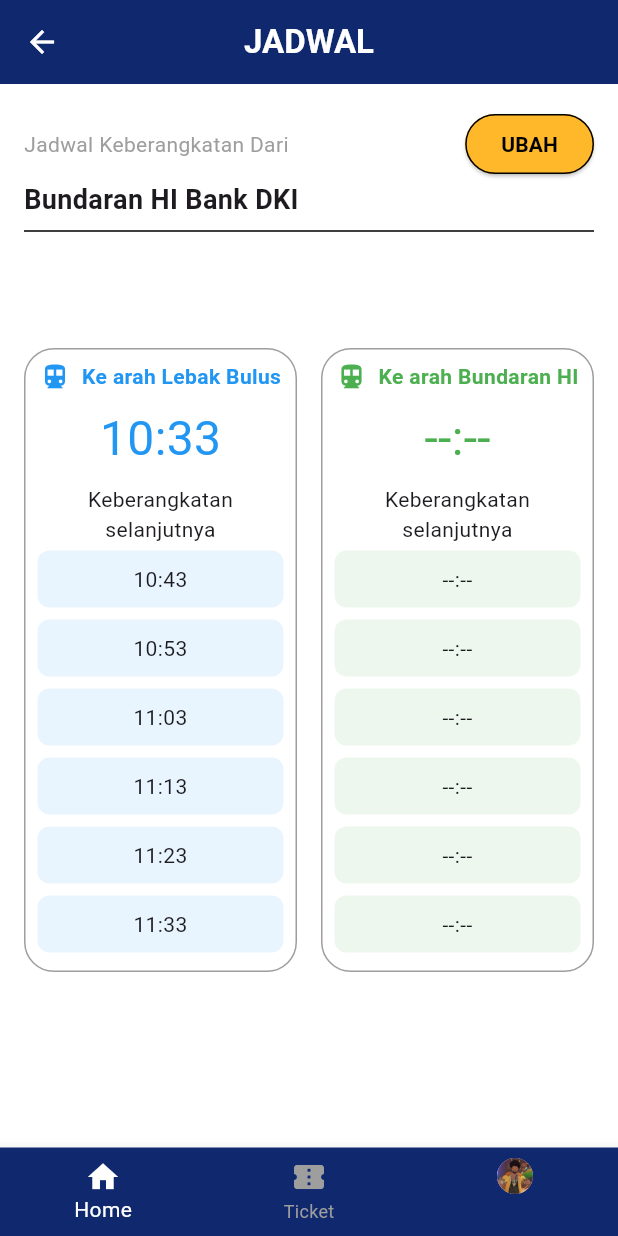
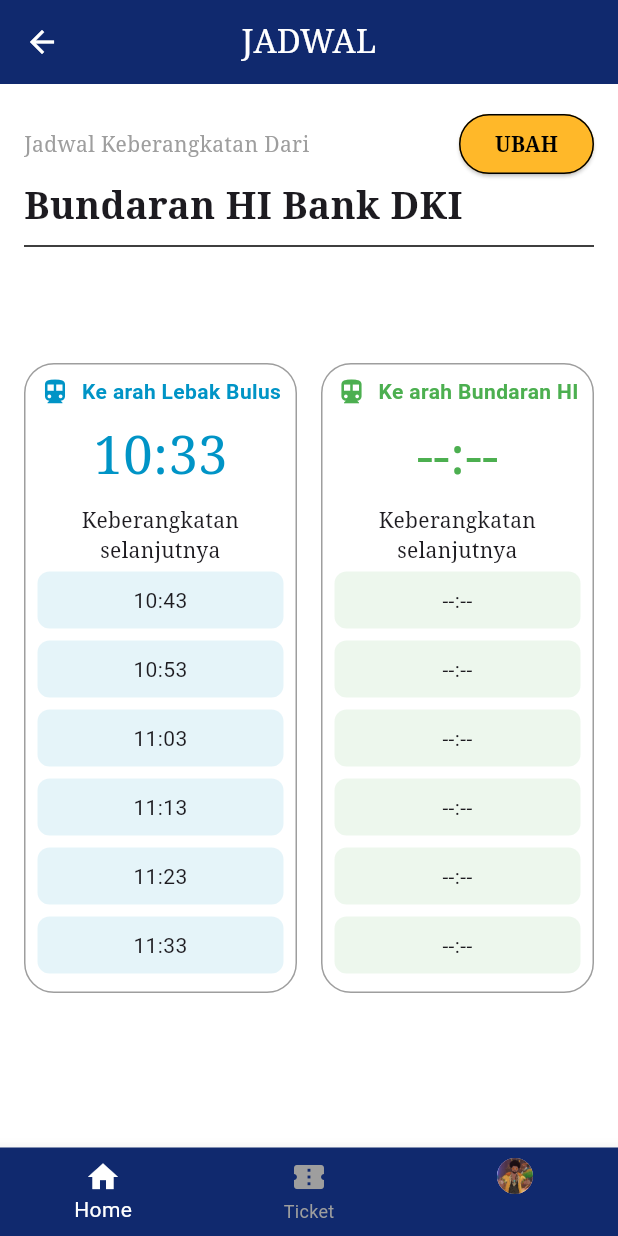
Before and after one commit to sproutnforest/MRT-COMPASS, a Flutter app: the HomePage screen opened by its route, after a tap on "Arah MRT", on a phone screen of 412 x 824 dp. Run offline on Flutter 3.47's test engine with Material 3 defaults, Android fonts, the phone set to English and light mode, and no system bars; our stand-ins replace cloud_firestore, firebase_auth, firebase_core, timeline_tile; accounts and stored records are empty.

Commit message:
update font

```diff
--- a/mrt/lib/Screens/home_screen.dart
+++ b/mrt/lib/Screens/home_screen.dart
@@ -3,6 +3,7 @@ import 'package:mrt/constant.dart';
 import 'profile_screen.dart';
 import 'schedule_screen.dart';
 import 'ticket.dart';
+import 'station_home_screen.dart';
 
 class HomePage extends StatelessWidget {
   const HomePage({super.key});
@@ -113,7 +114,7 @@ class HomePage extends StatelessWidget {
                   onTap: () {
                     Navigator.push(
                       context,
-                      MaterialPageRoute(builder: (context) => const ScheduleScreen()),
+                      MaterialPageRoute(builder: (context) => const StationDetailHomeScreen()),
                     );
                   },
                   child: _buildInfoCard('Panduan', 'assets/icon_guide.png'),
--- a/mrt/lib/Screens/schedule_screen.dart
+++ b/mrt/lib/Screens/schedule_screen.dart
@@ -1,5 +1,7 @@
 import 'dart:async'; // Untuk Timer
+
 import 'package:flutter/material.dart';
+
 import '/constant.dart';
 import '../data/station_schedule_data.dart'; // Data stasiun
 import '../models/station_schedule.dart';
@@ -85,20 +87,20 @@ class _ScheduleScreenState extends State<ScheduleScreen> {
         title: const Text(
           'JADWAL',
           style: TextStyle(
-            fontWeight: FontWeight.bold,
+            fontFamily: 'serif',
             color: Colors.white,
           ),
         ),
         backgroundColor: kPrimaryColor,
         leading: IconButton(
-          icon: Icon(Icons.arrow_back, color: Colors.white),
+          icon: Icon(Icons.arrow_back, color: kPrimaryLightColor),
           onPressed: () {
             Navigator.pop(context);
           },
         ),
         centerTitle: true,
       ),
-      backgroundColor: Colors.white,
+      backgroundColor: kPrimaryLightColor,
       body: Padding(
         padding: const EdgeInsets.all(16.0),
         child: SingleChildScrollView(
@@ -110,7 +112,10 @@ class _ScheduleScreenState extends State<ScheduleScreen> {
                 children: [
                   Flexible(
                     child: const Text('Jadwal Keberangkatan Dari',
-                        style: TextStyle(fontSize: 14, color: Colors.grey)),
+                        style: TextStyle(
+                            fontSize: 14,
+                            fontFamily: 'serif',
+                            color: Colors.grey)),
                   ),
                   ElevatedButton(
                     onPressed: () {
@@ -125,6 +130,7 @@ class _ScheduleScreenState extends State<ScheduleScreen> {
                       style: TextStyle(
                         color: Colors.black,
                         fontWeight: FontWeight.bold,
+                        fontFamily: 'serif',
                       ),
                     ),
                   ),
@@ -134,7 +140,8 @@ class _ScheduleScreenState extends State<ScheduleScreen> {
                 selectedStation,
                 style: const TextStyle(
                   fontWeight: FontWeight.bold,
-                  fontSize: 18,
+                  fontSize: 25,
+                  fontFamily: 'serif',
                 ),
               ),
               const Divider(
@@ -148,7 +155,7 @@ class _ScheduleScreenState extends State<ScheduleScreen> {
                   Expanded(
                     child: _buildScheduleColumn(
                       'Ke arah Lebak Bulus',
-                      Colors.blue,
+                      bluelight,
                       getSchedule(selectedStation, 'Lebak Bulus'),
                     ),
                   ),
@@ -183,7 +190,7 @@ class _ScheduleScreenState extends State<ScheduleScreen> {
             label: '',
           ),
         ],
-        selectedItemColor: const Color.fromARGB(255, 255, 255, 255),
+        selectedItemColor: kPrimaryLightColor,
         unselectedItemColor: Colors.grey,
         onTap: (index) {
           // Handle bottom navigation actions here
@@ -238,17 +245,26 @@ class _ScheduleScreenState extends State<ScheduleScreen> {
               const SizedBox(width: 8),
               Text(
                 title,
-                style: TextStyle(color: color, fontWeight: FontWeight.bold),
+                style: TextStyle(
+                  color: color,
+                  fontWeight: FontWeight.bold,
+                ),
               ),
             ],
           ),
           const SizedBox(height: 8),
           Text(
             schedules.isNotEmpty ? schedules[0] : '--:--',
-            style: TextStyle(fontSize: 32, color: color),
+            style: TextStyle(fontSize: 35, color: color, fontFamily: 'serif'),
           ),
           const SizedBox(height: 8),
-          const Text('Keberangkatan selanjutnya', textAlign: TextAlign.center),
+          const Text(
+            'Keberangkatan selanjutnya',
+            textAlign: TextAlign.center,
+            style: TextStyle(
+              fontFamily: 'serif',
+            ),
+          ),
           // Menampilkan semua jadwal, termasuk placeholder
           ...schedules.skip(1).map((time) => Padding(
                 padding: const EdgeInsets.symmetric(vertical: 4.0),
@@ -292,7 +308,11 @@ class _ScheduleScreenState extends State<ScheduleScreen> {
                   const SizedBox(width: 8),
                   const Text(
                     "Pilih Stasiun",
-                    style: TextStyle(fontSize: 18, fontWeight: FontWeight.bold),
+                    style: TextStyle(
+                      fontSize: 18,
+                      fontWeight: FontWeight.bold,
+                      fontFamily: 'serif',
+                    ),
                   ),
                 ],
               ),
```
Also changed, not shown: mrt/lib/Screens/station_detail_screen.dart (+65 -24 lines), mrt/lib/Screens/station_home_screen.dart (+8 -6 lines).
